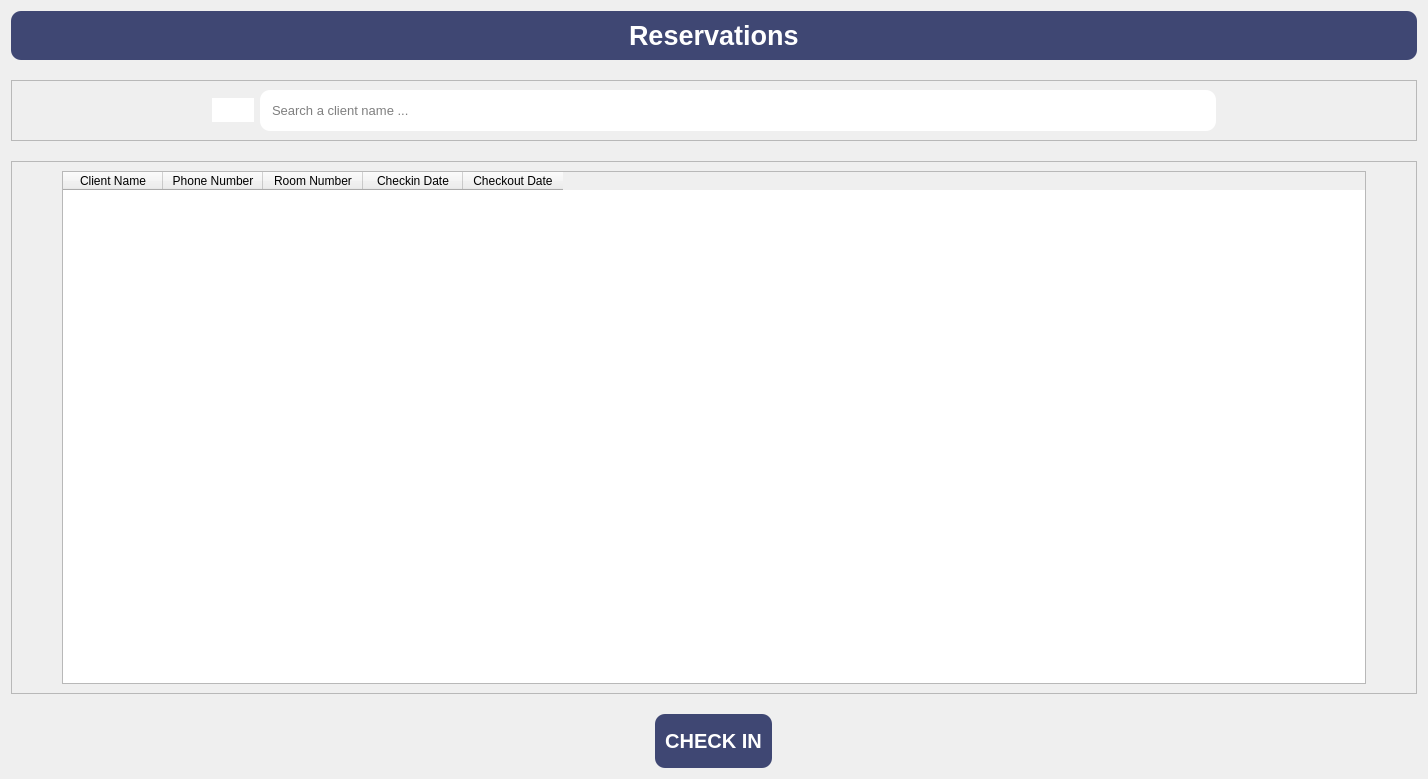
This is checking.ui in mindt102/HotelManagementSystem as Qt 5 draws it before an edit. The edited form follows.
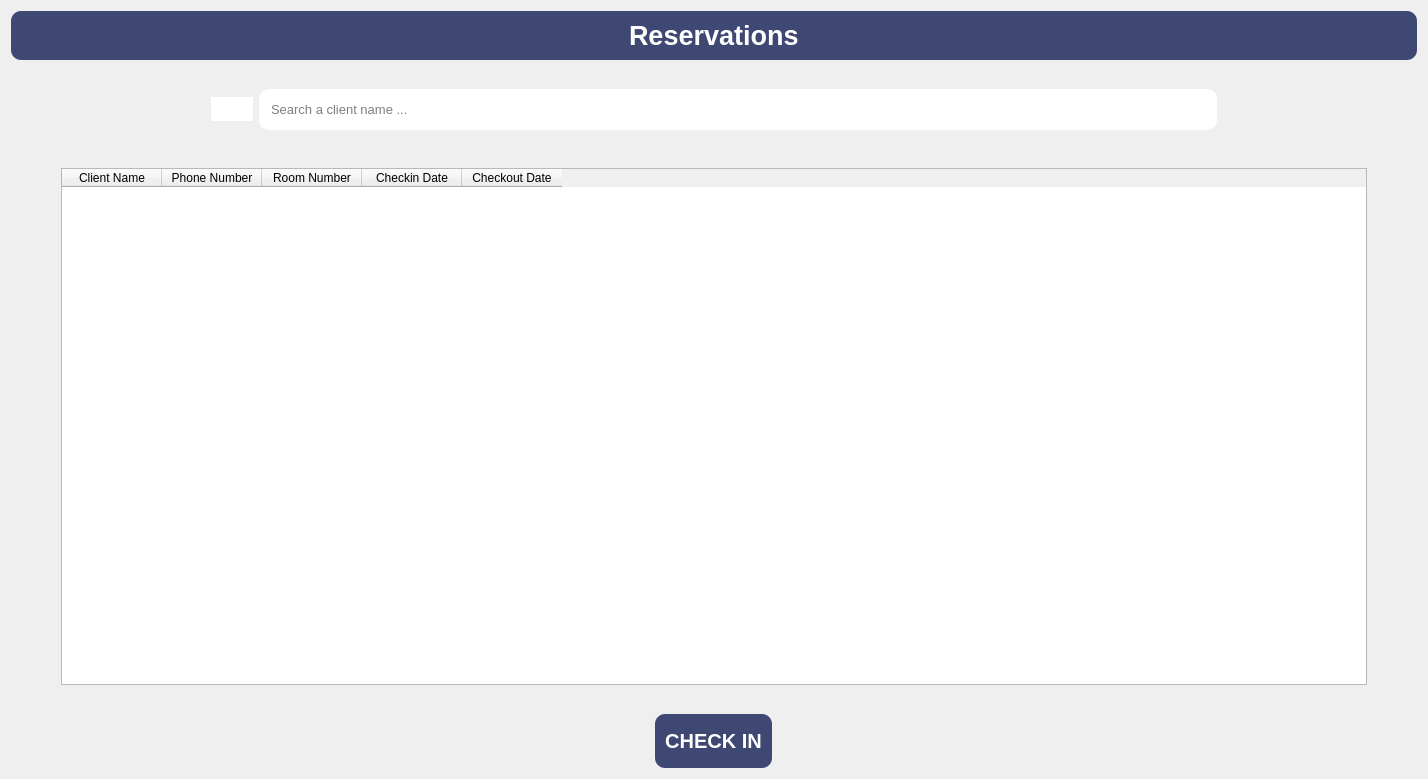
This is the edited form. Icons and pictures are not drawn.

Commit message: remove frame

What changed in the file:
```diff
--- a/checking.ui
+++ b/checking.ui
@@ -68,9 +68,6 @@
        <verstretch>0</verstretch>
       </sizepolicy>
      </property>
-     <property name="frameShape">
-      <enum>QFrame::StyledPanel</enum>
-     </property>
      <property name="frameShadow">
       <enum>QFrame::Raised</enum>
      </property>
@@ -134,9 +131,6 @@
    </item>
    <item>
     <widget class="QFrame" name="frame_3">
-     <property name="frameShape">
-      <enum>QFrame::StyledPanel</enum>
-     </property>
      <property name="frameShadow">
       <enum>QFrame::Raised</enum>
      </property>
```
The commit also changes 2 other files.
